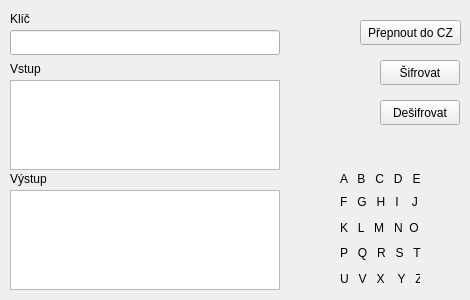
Old version of the form dialog.ui in the repository FAIKRYHB/PlayFair.
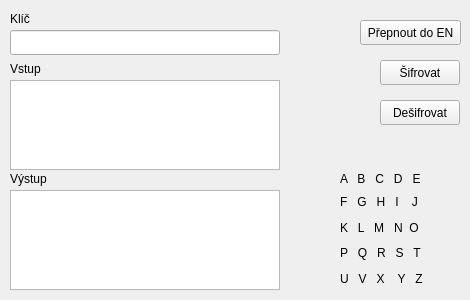
New version of the form.

Commit message: Add support for UI and predefine functions for crypt and decrypt

The edit to the form file:
```diff
--- a/dialog.ui
+++ b/dialog.ui
@@ -23,7 +23,7 @@
     </rect>
    </property>
    <property name="text">
-    <string>Přepnout do CZ</string>
+    <string>Přepnout do EN</string>
    </property>
   </widget>
   <widget class="QPushButton" name="code">
@@ -103,7 +103,7 @@
     <rect>
      <x>340</x>
      <y>170</y>
-     <width>80</width>
+     <width>121</width>
      <height>17</height>
     </rect>
    </property>
@@ -116,7 +116,7 @@
     <rect>
      <x>340</x>
      <y>244</y>
-     <width>90</width>
+     <width>121</width>
      <height>17</height>
     </rect>
    </property>
@@ -129,7 +129,7 @@
     <rect>
      <x>340</x>
      <y>219</y>
-     <width>80</width>
+     <width>121</width>
      <height>17</height>
     </rect>
    </property>
@@ -142,7 +142,7 @@
     <rect>
      <x>340</x>
      <y>193</y>
-     <width>80</width>
+     <width>121</width>
      <height>17</height>
     </rect>
    </property>
@@ -155,7 +155,7 @@
     <rect>
      <x>340</x>
      <y>270</y>
-     <width>80</width>
+     <width>121</width>
      <height>17</height>
     </rect>
    </property>
```
Left out of the diff: 2 changed lines with no effect on the pictures. The commit also changes 1 other file.
